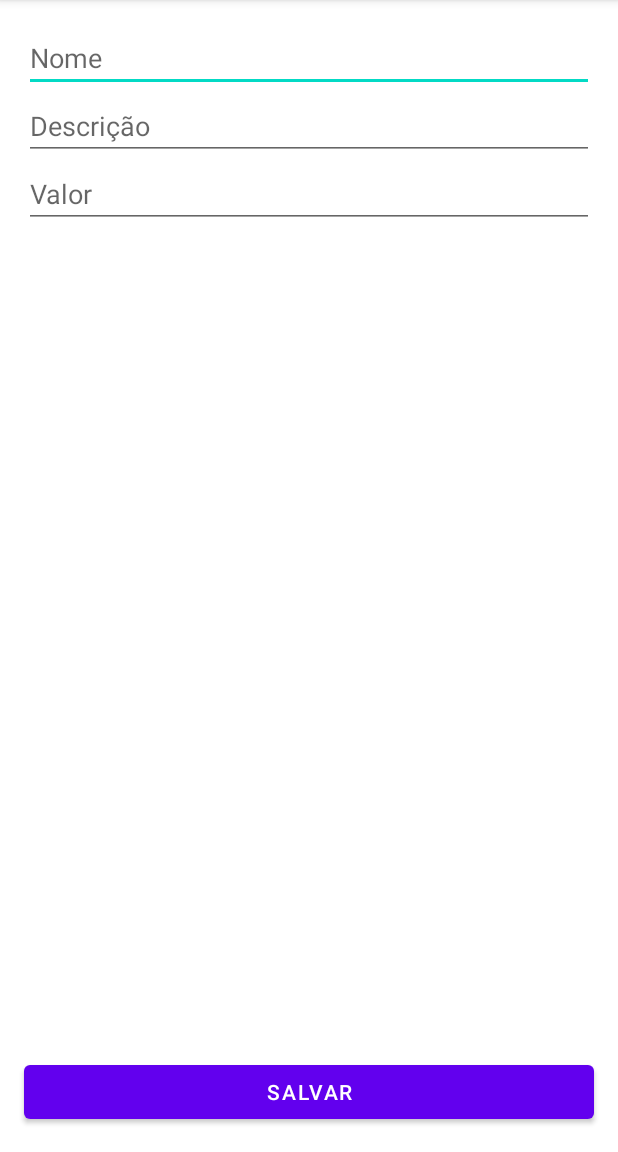
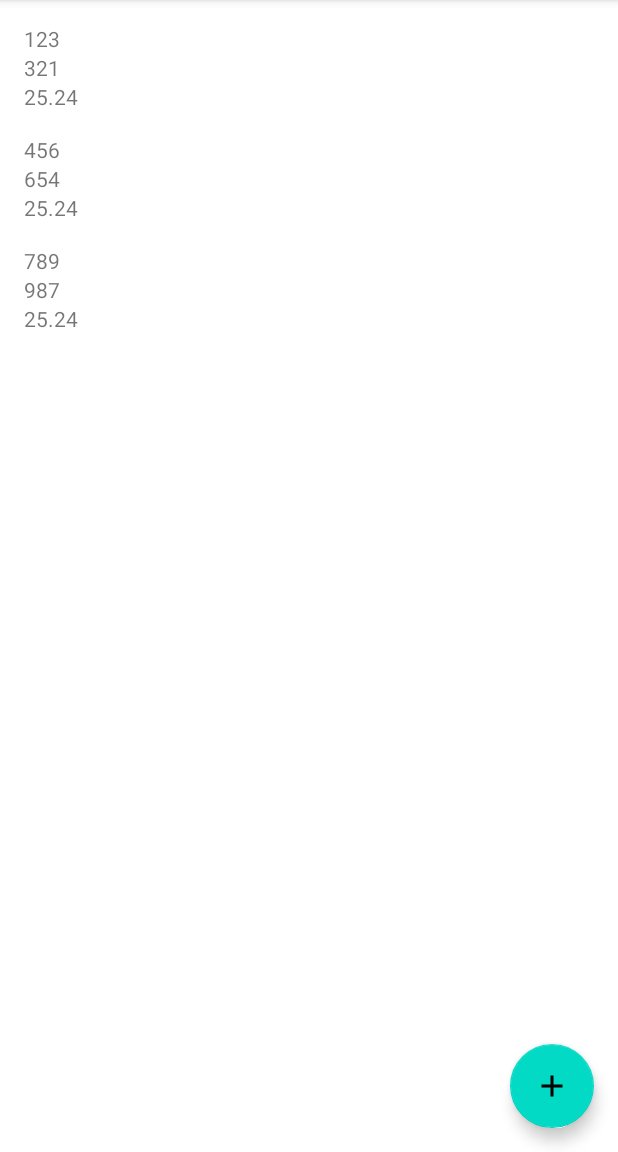
Before and after one commit to MouraRafael/alura-android-kotlin-Orgs, an Android app: the screen it shows after launch (FormularioProdutoActivity before the commit, MainActivity after it), on a phone screen of 412 x 824 dp, the part 84-1236 px from its top. Run offline under Robolectric (Android 15) with nearby library versions, the phone set to English and light mode, and no system bars.

Commit message:
07-03 Faça como eu fiz: Acessando o formulário

```diff
--- a/app/src/main/AndroidManifest.xml
+++ b/app/src/main/AndroidManifest.xml
@@ -17,7 +17,7 @@
             android:name=".ui.activity.MainActivity"
             android:exported="true">
             <intent-filter>
-<!--                <action android:name="android.intent.action.MAIN" />-->
+                <action android:name="android.intent.action.MAIN" />
 
                 <category android:name="android.intent.category.LAUNCHER" />
             </intent-filter>
@@ -25,11 +25,7 @@
         <activity
             android:name=".ui.activity.FormularioProdutoActivity"
             android:exported="true">
-            <intent-filter>
-                <action android:name="android.intent.action.MAIN" />
 
-                <category android:name="android.intent.category.LAUNCHER" />
-            </intent-filter>
         </activity>
     </application>
 
--- a/app/src/main/java/com/example/orgs/ui/activity/MainActivity.kt
+++ b/app/src/main/java/com/example/orgs/ui/activity/MainActivity.kt
@@ -1,21 +1,15 @@
 package com.example.orgs.ui.activity
 
-import android.app.Activity
-import android.content.Context
+import android.content.Intent
 import android.os.Bundle
-import android.text.Layout
-import android.view.LayoutInflater
-import android.view.View
-import android.view.ViewGroup
-import android.widget.Adapter
 import androidx.appcompat.app.AppCompatActivity
 import androidx.recyclerview.widget.LinearLayoutManager
 import androidx.recyclerview.widget.RecyclerView
 import com.example.orgs.R
 import com.example.orgs.model.Produto
 import com.example.orgs.ui.recylerview.adapter.ListaProdutosAdapter
+import com.google.android.material.floatingactionbutton.FloatingActionButton
 import java.math.BigDecimal
-import java.math.MathContext
 
 class MainActivity: AppCompatActivity(R.layout.activity_main) {
     override fun onCreate(savedInstanceState: Bundle?) {
@@ -45,6 +39,13 @@ class MainActivity: AppCompatActivity(R.layout.activity_main) {
         )
         recyclerView.layoutManager = LinearLayoutManager(this)
 
+        val fab = findViewById<FloatingActionButton>(R.id.floatingActionButton)
+        fab.setOnClickListener {
+            val intent = Intent(this, FormularioProdutoActivity::class.java)
+            startActivity(intent)
+
+
+        }
 
 
     }
--- /dev/null
+++ b/app/src/main/res/drawable/ic_action_add.xml
@@ -0,0 +1,5 @@
+<vector android:height="24dp" android:tint="#000000"
+    android:viewportHeight="24" android:viewportWidth="24"
+    android:width="24dp" xmlns:android="http://schemas.android.com/apk/res/android">
+    <path android:fillColor="@android:color/white" android:pathData="M19,13h-6v6h-2v-6H5v-2h6V5h2v6h6v2z"/>
+</vector>
--- a/app/src/main/res/layout/activity_main.xml
+++ b/app/src/main/res/layout/activity_main.xml
@@ -17,4 +17,16 @@
         app:layout_constraintTop_toTopOf="parent"
         tools:listitem="@layout/produto_item" />
 
+    <com.google.android.material.floatingactionbutton.FloatingActionButton
+        android:id="@+id/floatingActionButton"
+        android:layout_width="wrap_content"
+        android:layout_height="wrap_content"
+        android:clickable="true"
+
+        app:layout_constraintBottom_toBottomOf="parent"
+        app:layout_constraintEnd_toEndOf="parent"
+        app:srcCompat="@drawable/ic_action_add"
+        android:layout_margin="16dp"
+        android:focusable="true" />
+
 </androidx.constraintlayout.widget.ConstraintLayout>
```
